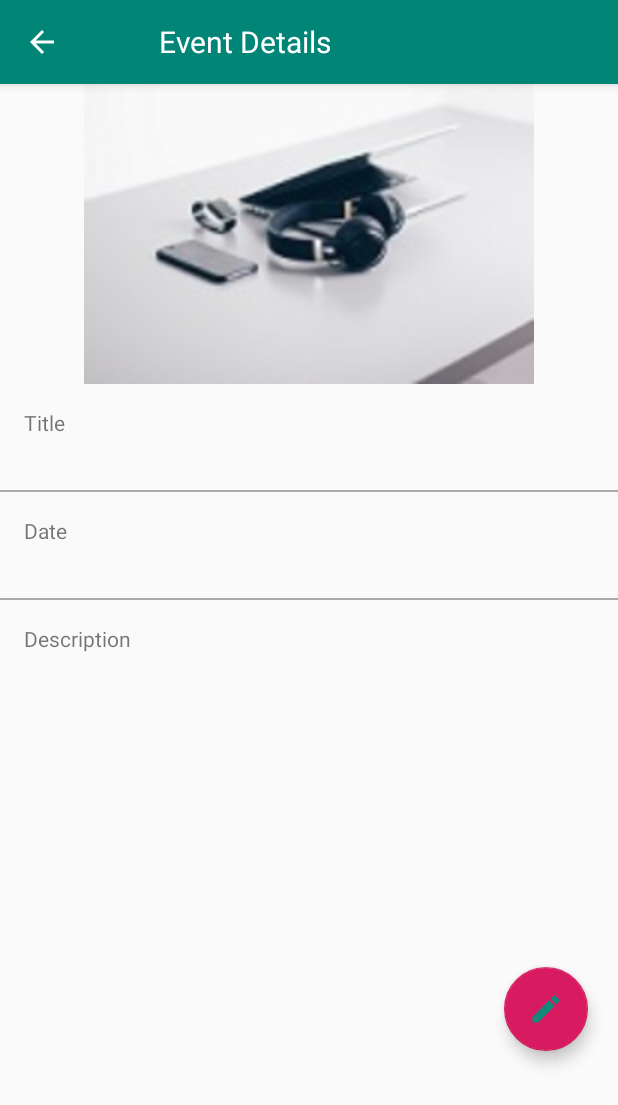
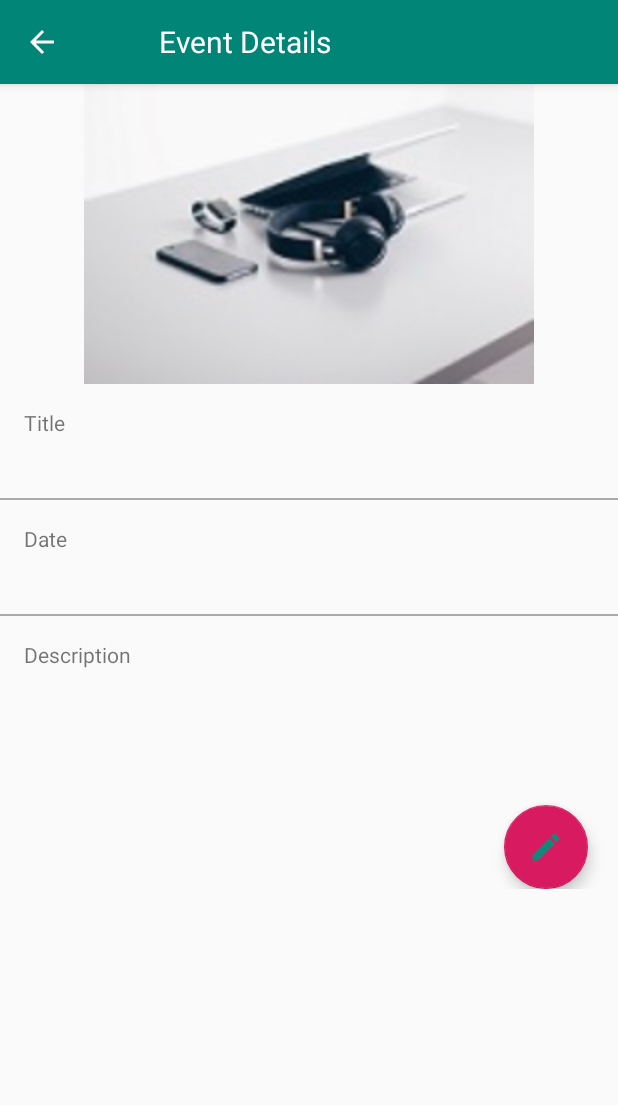
Before and after one commit to mercy-wumi/EDiary, an Android app: the MoreStory screen opened directly, with no data from a screen before it, on a phone screen of 412 x 824 dp. Shown: the top 1105 px of the screen. Run offline under Robolectric (Android 15) with nearby library versions, the phone set to English and light mode, and no system bars; our stand-ins replace Picasso; 4 statements that could not run were skipped.

Commit message:
added some features

```diff
--- a/app/src/main/res/layout/activity_more_story.xml
+++ b/app/src/main/res/layout/activity_more_story.xml
@@ -1,5 +1,6 @@
 <?xml version="1.0" encoding="utf-8"?>
-<androidx.constraintlayout.widget.ConstraintLayout xmlns:android="http://schemas.android.com/apk/res/android"
+<androidx.constraintlayout.widget.ConstraintLayout
+    xmlns:android="http://schemas.android.com/apk/res/android"
     xmlns:app="http://schemas.android.com/apk/res-auto"
     xmlns:tools="http://schemas.android.com/tools"
     android:layout_width="match_parent"
@@ -29,16 +30,30 @@
     </androidx.appcompat.widget.Toolbar>
 
 
-    <ImageView
-        android:id="@+id/eventimage"
+    <ScrollView
+        android:id="@+id/scroll"
         android:layout_width="match_parent"
-        android:layout_height="200dp"
+        android:layout_height="match_parent"
         app:layout_constraintEnd_toEndOf="parent"
         app:layout_constraintStart_toStartOf="parent"
         app:layout_constraintTop_toBottomOf="@+id/eventToolbar"
-        app:srcCompat="@drawable/ediary" />
+        android:layout_marginTop="56dp">
 
-    <TextView
+        <androidx.constraintlayout.widget.ConstraintLayout
+            android:layout_width="match_parent"
+            android:layout_height="match_parent">
+
+            <ImageView
+                android:id="@+id/eventimage"
+                android:layout_width="match_parent"
+                android:layout_height="200dp"
+                app:layout_constraintEnd_toEndOf="parent"
+                app:layout_constraintHorizontal_bias="0.0"
+                app:layout_constraintStart_toStartOf="parent"
+                app:layout_constraintTop_toTopOf="parent"
+                app:srcCompat="@drawable/ediary" />
+
+            <TextView
         android:id="@+id/titleofevent"
         android:layout_width="match_parent"
         android:layout_height="wrap_content"
@@ -53,7 +68,7 @@
         android:layout_height="wrap_content"
         android:layout_margin="16dp"
         android:text=""
-        android:textStyle="bold"
+        android:textSize="18sp"
         android:fontFamily="sans-serif"
         app:layout_constraintTop_toBottomOf="@id/titleofevent" />
 
@@ -81,7 +96,7 @@
         android:layout_height="wrap_content"
         android:layout_margin="16dp"
         android:text=""
-        android:textStyle="bold"
+        android:textSize="18sp"
         android:fontFamily="sans-serif"
         app:layout_constraintTop_toBottomOf="@id/dateofevent" />
 
@@ -108,9 +123,9 @@
         android:layout_height="wrap_content"
         android:singleLine="false"
         android:layout_margin="16dp"
+        android:textSize="18sp"
+        android:fontFamily="sans-serif"
         android:inputType="textMultiLine"
-        android:textStyle="bold"
-        android:fontFamily="sans-serif"
         app:layout_constraintTop_toBottomOf="@id/Descriptn" />
 
     <com.google.android.material.floatingactionbutton.FloatingActionButton
@@ -124,5 +139,7 @@
         android:layout_marginTop="50dp"
         android:layout_marginRight="20sp"
         />
+        </androidx.constraintlayout.widget.ConstraintLayout>
+    </ScrollView>
 
 </androidx.constraintlayout.widget.ConstraintLayout>
--- a/build.gradle
+++ b/build.gradle
@@ -7,7 +7,7 @@ buildscript {
 
     }
     dependencies {
-        classpath 'com.android.tools.build:gradle:4.0.1'
+        classpath 'com.android.tools.build:gradle:4.1.1'
         classpath 'com.google.gms:google-services:4.3.3'
 
         // NOTE: Do not place your application dependencies here; they belong
```
Also changed, not shown: app/src/main/java/com/example/e_diary/EventListActivity.java (+22 -0 lines), app/src/main/res/layout/activity_event.xml (+11 -5 lines), gradle/wrapper/gradle-wrapper.properties.
